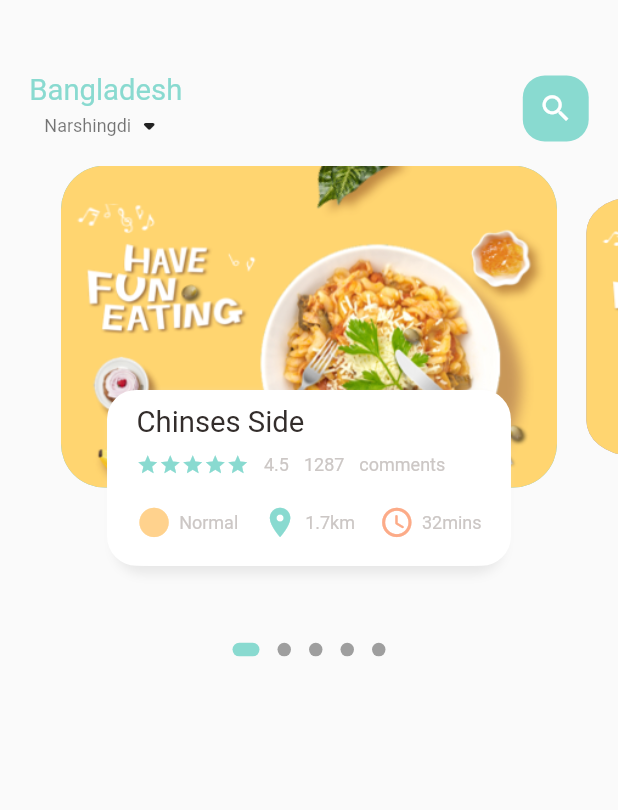
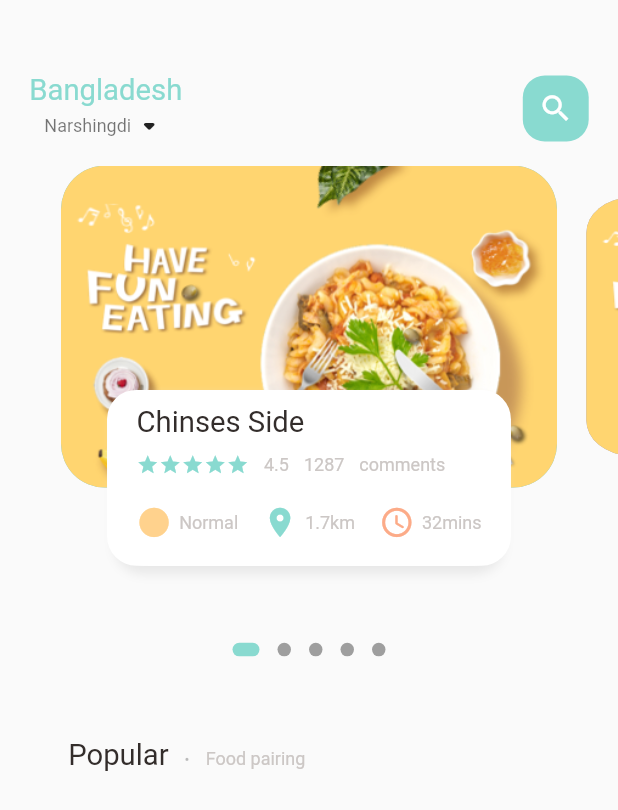
Before and after one commit to Thae00/food_delivery, a Flutter app: the screen it shows after launch, on a phone screen of 412 x 824 dp. Shown: the top 810 px of the screen. Run offline on Flutter 3.47's test engine with Material 2 defaults, Android fonts, the phone set to English and light mode, and no system bars; drawn by our look-alikes of dots_indicator; our stand-ins replace get.

Commit message:
building popular text

```diff
--- a/lib/home/food_body_page.dart
+++ b/lib/home/food_body_page.dart
@@ -39,6 +39,7 @@ class _FoodBodyPageState extends State<FoodBodyPage> {
   Widget build(BuildContext context) {
     return Column(
       children: [
+        //slider section
         Container(
           height: Dimensions.pageView,
           child: PageView.builder(
@@ -49,6 +50,7 @@ class _FoodBodyPageState extends State<FoodBodyPage> {
             },
           ),
         ),
+        //dots
         DotsIndicator(
           dotsCount: 5,
           position: _currPageValue,
@@ -58,6 +60,38 @@ class _FoodBodyPageState extends State<FoodBodyPage> {
             activeColor: AppColors.mainColor,
             activeShape:
                 RoundedRectangleBorder(borderRadius: BorderRadius.circular(15)),
+          ),
+        ),
+        SizedBox(
+          height: Dimensions.height30,
+        ),
+        //popular text
+        Container(
+          margin: EdgeInsets.only(left: Dimensions.width30),
+          child: Row(
+            crossAxisAlignment: CrossAxisAlignment.end,
+            children: [
+              BigText(text: "Popular"),
+              SizedBox(
+                width: Dimensions.width10,
+              ),
+              Container(
+                margin: EdgeInsets.only(bottom: 3),
+                child: BigText(
+                  text: ".",
+                  color: Colors.black26,
+                ),
+              ),
+              SizedBox(
+                width: Dimensions.width10,
+              ),
+              Container(
+                margin: EdgeInsets.only(bottom: 2),
+                child: SmallText(
+                  text: "Food pairing",
+                ),
+              ),
+            ],
           ),
         ),
       ],
@@ -133,7 +167,9 @@ class _FoodBodyPageState extends State<FoodBodyPage> {
                   ]),
               child: Container(
                 padding: EdgeInsets.only(
-                    top: Dimensions.height10, left: Dimensions.width15, right: Dimensions.width15),
+                    top: Dimensions.height10,
+                    left: Dimensions.width15,
+                    right: Dimensions.width15),
                 child: Column(
                   crossAxisAlignment: CrossAxisAlignment.start,
                   children: [
```
